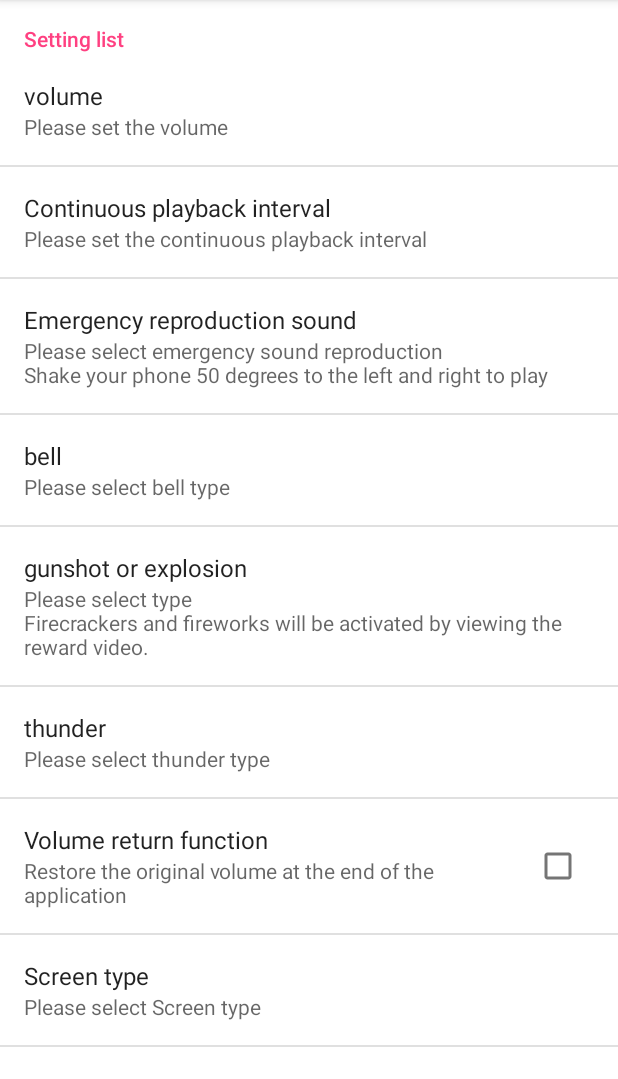
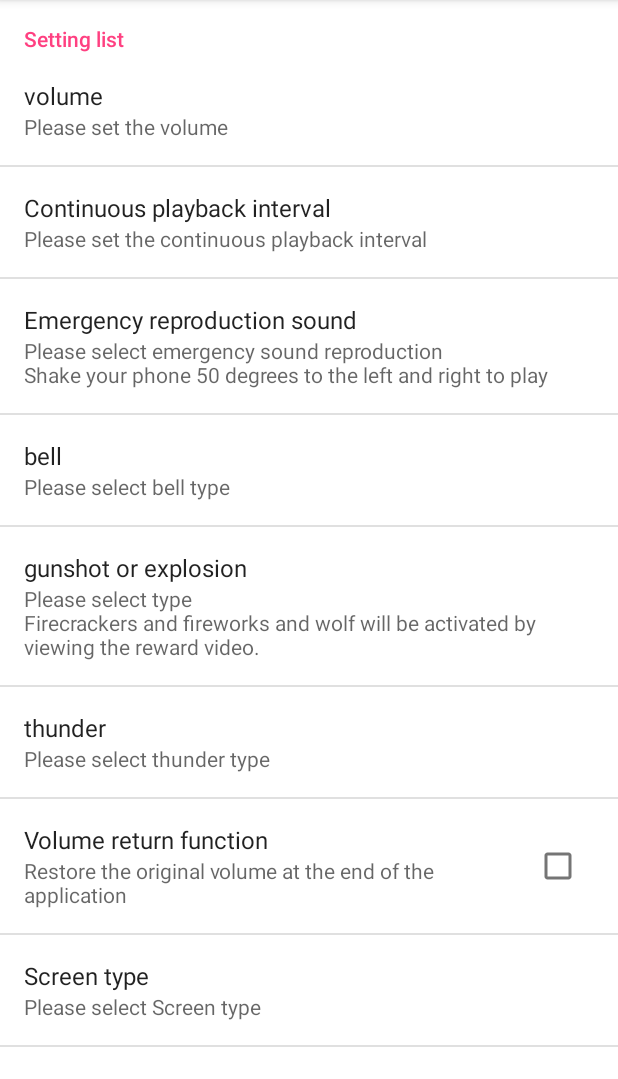
Before and after one commit to tfs-apps-one/BeastBuster, an Android app: the fragment BbSetFragment shown on its own in the app's theme, on a phone screen of 412 x 824 dp, the part 84-1163 px from its top. Run offline under Robolectric (Android 15) with nearby library versions, the phone set to English and light mode, and no system bars; our stand-ins replace AdMob; pictures from the network do not load.

Commit message:
狼の遠吠えを追加

```diff
--- a/app/build.gradle
+++ b/app/build.gradle
@@ -10,8 +10,8 @@ android {
         applicationId "apps.ft.beastbuster"
         minSdk 26
         targetSdk 35
-        versionCode 22
-        versionName "3.3"
+        versionCode 23
+        versionName "3.4"
 
         testInstrumentationRunner "androidx.test.runner.AndroidJUnitRunner"
     }
--- a/app/src/main/res/values/strings.xml
+++ b/app/src/main/res/values/strings.xml
@@ -1,7 +1,7 @@
 <resources>
     <string name="app_name">Bear Bell</string>
     <string name="action_settings">Settings</string>
-    <!-- Strings used for fragments for navigation -->
+    <!-- Strings used for fragments for navigation-->
     <string name="first_fragment_label">First Fragment</string>
     <string name="second_fragment_label">Second Fragment</string>
     <string name="next">Next</string>
@@ -111,7 +111,7 @@
     </string-array>
 
     <string name="gun_kind_title">gunshot or explosion</string>
-    <string name="gun_kind_summary">Please select type\nFirecrackers and fireworks will be activated by viewing the reward video.</string>
+    <string name="gun_kind_summary">Please select type\nFirecrackers and fireworks and wolf will be activated by viewing the reward video.</string>
     <string name="gun_kind_dialog">gunshot or explosion</string>
 
     <string-array name="gun_kind_entries_list">
@@ -120,6 +120,7 @@
         <item>gunshot 3</item>
         <item>firecrackers</item>
         <item>firework</item>
+        <item>wolf</item>
 
     </string-array>
     <string-array name="gun_kind_entryvalues_list">
@@ -128,6 +129,7 @@
         <item>3</item>
         <item>4</item>
         <item>5</item>
+        <item>6</item>
     </string-array>
 
     <string name="thunder_kind_title">thunder</string>
```
Also changed, not shown: app/src/main/java/apps/ft/beastbuster/MainActivity.java (+5 -2 lines), 8 other files.
